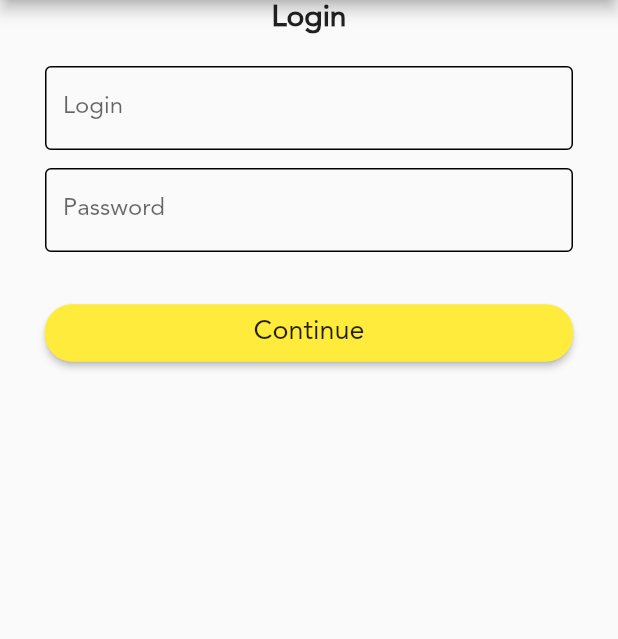
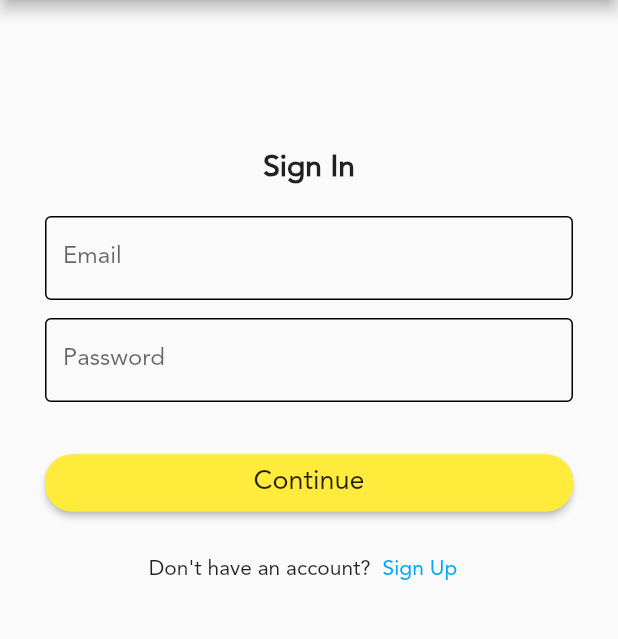
Before and after one commit to QristineVanesyan1/Digitize, a Flutter app: the screen it shows after launch, on a phone screen of 412 x 824 dp, the part 84-723 px from its top. Run offline on Flutter 3.47's test engine with Material 2 defaults, Android fonts, the light colour scheme and no system bars; our stand-ins replace firebase_auth, firebase_core, get_it, image_picker, sqflite; accounts and stored records are empty; Roboto replaces fonts that are missing (RubikGlitch); project files that could hold a hidden picture were left out.

Commit message:
ADD Android

```diff
--- a/lib/screens/login_screen.dart
+++ b/lib/screens/login_screen.dart
@@ -1,3 +1,6 @@
+import 'package:diplomayin/screens/home_screen.dart';
+import 'package:diplomayin/screens/main_screen.dart';
+import 'package:diplomayin/screens/sign_up_screen.dart';
 import 'package:diplomayin/utils/utils.dart';
 import 'package:diplomayin/widget/option_button.dart';
 import 'package:diplomayin/widget/picker_button.dart';
@@ -14,6 +17,10 @@ class LoginScreen extends StatefulWidget {
 }
 
 class _LoginScreenState extends State<LoginScreen> {
+  late final TextEditingController _textEditingController1 =
+      TextEditingController();
+  late final TextEditingController _textEditingController2 =
+      TextEditingController();
   @override
   Widget build(BuildContext context) {
     return Scaffold(
@@ -24,65 +31,86 @@ class _LoginScreenState extends State<LoginScreen> {
               child: Column(
                 mainAxisAlignment: MainAxisAlignment.start,
                 children: [
-                  Text(
-                    'Login',
+                  SizedBox(
+                    height: 100,
+                  ),
+                  const Text(
+                    'Sign In',
                     style: TextStyle(
                         color: Colors.black87,
                         fontWeight: FontWeight.w600,
                         fontSize: 20),
                   ),
-                  SizedBox(
+                  const SizedBox(
                     height: 20.0,
                   ),
                   TextField(
-                    decoration: InputDecoration(
-                      labelText: 'Login',
+                    enableSuggestions: false,
+                    controller: _textEditingController1,
+                    decoration: const InputDecoration(
+                      labelText: 'Email',
                       // errorText: 'Error message',
-                      enabledBorder: const OutlineInputBorder(
+                      enabledBorder: OutlineInputBorder(
                           // width: 0.0 produces a thin "hairline" border
                           // borderSide: const BorderSide(color: Colors.grey, width: 0.0),
                           ),
-                      border: const OutlineInputBorder(),
+                      border: OutlineInputBorder(),
                       // labelStyle: new TextStyle(color: Colors.green),
                     ),
                   ),
-                  SizedBox(
+                  const SizedBox(
                     height: 12.0,
                   ),
                   TextField(
+                    controller: _textEditingController2,
                     obscureText: true,
                     enableSuggestions: false,
                     autocorrect: false,
-                    decoration: InputDecoration(
+                    decoration: const InputDecoration(
                       labelText: 'Password',
 
                       // errorText: 'Error message',
-                      enabledBorder: const OutlineInputBorder(
+                      enabledBorder: OutlineInputBorder(
                           // width: 0.0 produces a thin "hairline" border
                           // borderSide: const BorderSide(color: Colors.grey, width: 0.0),
                           ),
-                      border: const OutlineInputBorder(),
+                      border: OutlineInputBorder(),
                       // labelStyle: new TextStyle(color: Colors.green),
                     ),
                   ),
-                  SizedBox(
+                  const SizedBox(
                     height: 30.0,
                   ),
                   SignUpButton(
                     onTap: () async {
                       try {
                         var a = await FirebaseAuth.instance
-                            .createUserWithEmailAndPassword(
-                                email: "email", password: "password");
-                        if (a != null) {
-                          print("object");
-                        }
+                            .signInWithEmailAndPassword(
+                                email: _textEditingController1.text,
+                                password: _textEditingController2.text);
+                        Utils.pushReplacement(context, MainScreen());
                       } catch (e) {
-                        Utils.showAppDialog(context, Text("sdkfnsdkjf"));
+                        Utils.showAppDialog(context, Text(e.toString()));
                       }
                     },
                     text: 'Continue',
-                  )
+                  ),
+                  SizedBox(
+                    height: 10,
+                  ),
+                  Row(
+                    mainAxisAlignment: MainAxisAlignment.center,
+                    children: [
+                      Text("Don't have an account?"),
+                      TextButton(
+                          onPressed: () =>
+                              Utils.pushReplacement(context, SignUpScreen()),
+                          child: Text("Sign Up")),
+                    ],
+                  ),
+                  SizedBox(
+                    height: 30,
+                  ),
                 ],
               ),
             )));
--- a/lib/screens/startup_screen.dart
+++ b/lib/screens/startup_screen.dart
@@ -1,4 +1,5 @@
 import 'package:diplomayin/constants/constants.dart';
+import 'package:firebase_core/firebase_core.dart';
 import 'package:flutter/material.dart';
 
 class StartupScreen extends StatefulWidget {
@@ -14,8 +15,7 @@ class _StartupScreenState extends State<StartupScreen> {
   void initState() {
     super.initState();
     WidgetsBinding.instance.addPostFrameCallback((_) {
-      Future.delayed(kTabScrollDuration)
-          .whenComplete(() => widget.onComplete(context));
+      Firebase.initializeApp().whenComplete(() => widget.onComplete(context));
     });
   }
 
--- a/pubspec.yaml
+++ b/pubspec.yaml
@@ -42,7 +42,8 @@ dependencies:
   get_it: ^7.2.0
   sqflite: ^2.2.0+3
   path_provider: ^2.0.11
-  firebase_auth: ^4.1.3
+  firebase_auth: ^4.1.4
+  firebase_core: ^2.3.0
 
 dev_dependencies:
   build_runner: ^2.3.2
```
Also changed, not shown: lib/main.dart (+31 -5 lines), lib/screens/main_screen.dart (+54 -9 lines), lib/screens/sign_up_screen.dart (+78 -41 lines), pubspec.lock, 3 other files.
